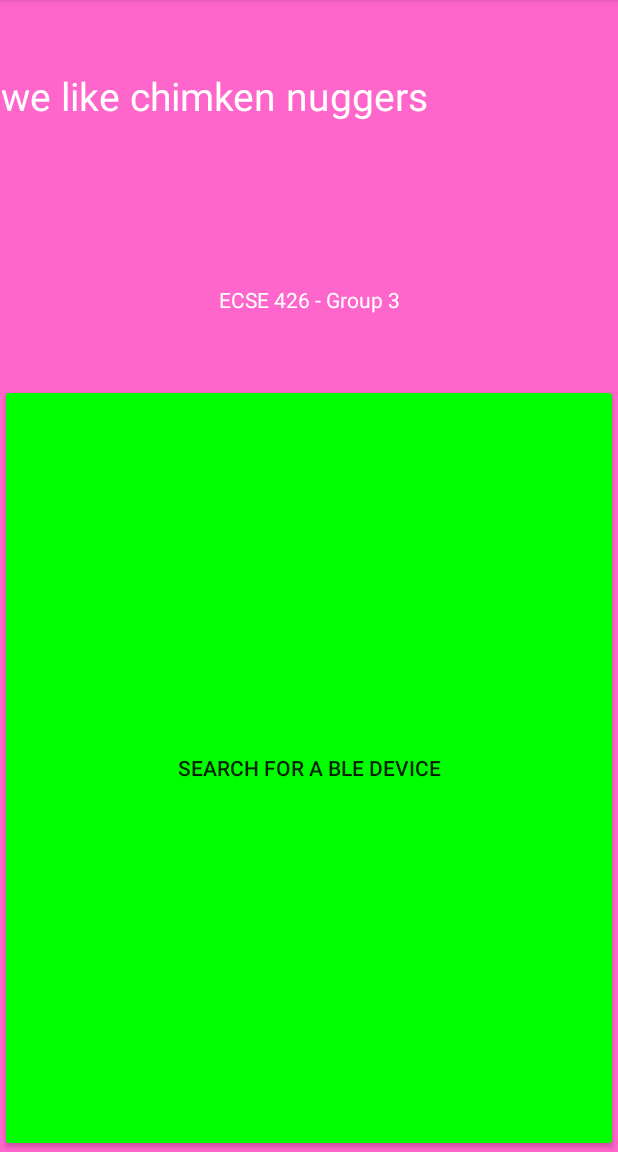
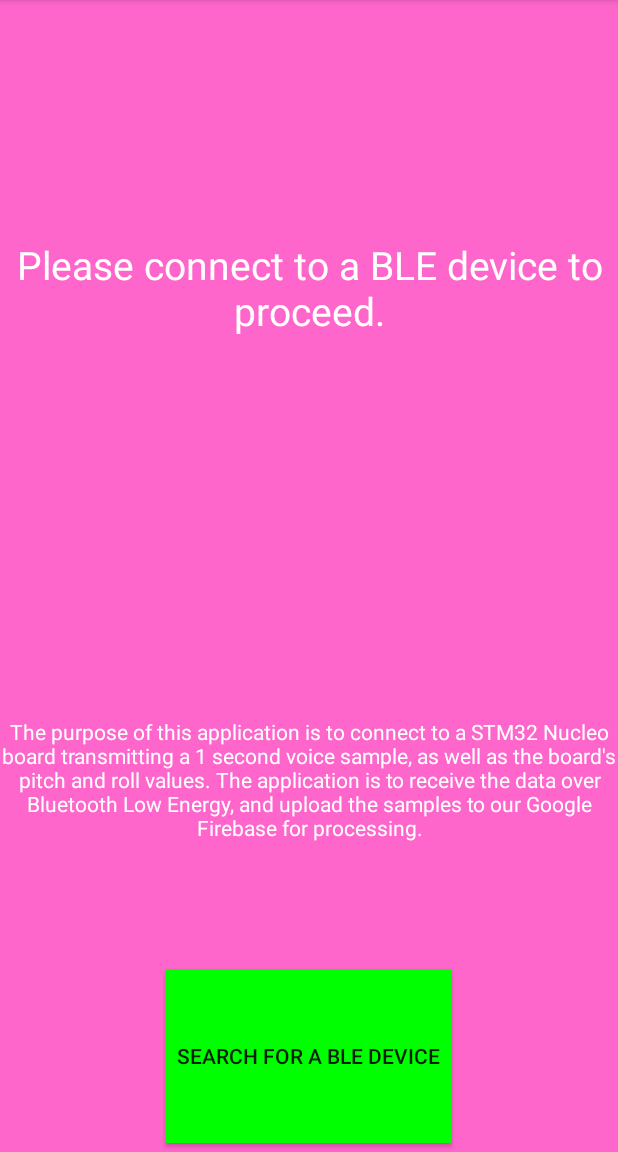
Before and after one commit to malkolmalburquenque/AndroidBLE, an Android app: the MainActivity screen opened directly, with no data from a screen before it, on a phone screen of 412 x 824 dp, the part 84-1236 px from its top. Run offline under Robolectric (Android 15) with nearby library versions, the phone set to English and light mode, and no system bars; 1 statement that could not run was skipped.

Commit message:
Version 2.0

```diff
--- a/SpeechBLE/app/src/main/java/com/group3/ecse426/speechble/Success.java
+++ b/SpeechBLE/app/src/main/java/com/group3/ecse426/speechble/Success.java
@@ -13,6 +13,7 @@ public class Success extends AppCompatActivity {
     protected void onCreate(Bundle savedInstanceState) {
         super.onCreate(savedInstanceState);
         setContentView(R.layout.activity_success);
+        //Show an image to display that firebase upload was successful
 
     }
 
--- a/SpeechBLE/app/src/main/res/layout/activity_bleconnect.xml
+++ b/SpeechBLE/app/src/main/res/layout/activity_bleconnect.xml
@@ -68,7 +68,7 @@
             android:layout_height="wrap_content"
             android:layout_weight="1"
             android:textColor="@color/colorBackground"
-            android:text="ayy"/>
+            android:text=""/>
 
         <TextView
             android:id="@+id/miccomplete"
@@ -76,7 +76,7 @@
             android:layout_height="wrap_content"
             android:layout_weight="1"
             android:textColor="@color/colorLime"
-            android:text="lmao"/>
+            android:text=""/>
     </LinearLayout>
 
 
--- a/SpeechBLE/app/src/main/res/layout/activity_main.xml
+++ b/SpeechBLE/app/src/main/res/layout/activity_main.xml
@@ -15,10 +15,11 @@
         android:text="@string/main_activity_title"
         android:textColor="@color/colorWhite"
         android:textSize="26dp"
-        android:layout_weight="1"
+        android:layout_weight="3"
         app:layout_constraintBottom_toBottomOf="parent"
         app:layout_constraintLeft_toLeftOf="parent"
         app:layout_constraintRight_toRightOf="parent"
+        android:layout_gravity="center"
         android:gravity="center"
         app:layout_constraintTop_toTopOf="parent"/>
 
@@ -27,7 +28,7 @@
         android:layout_height="0dp"
         android:text="@string/main_activity_message"
         android:textColor="@color/colorWhite"
-        android:layout_weight="1"
+        android:layout_weight="2"
         android:paddingTop="15dp"
         android:gravity="center"
         app:layout_constraintBottom_toBottomOf="parent"
@@ -37,11 +38,12 @@
 
     <Button
         android:id="@+id/ble_search"
-        android:layout_width="match_parent"
+        android:layout_width="wrap_content"
         android:layout_height="0dp"
-        android:layout_weight="4"
+        android:layout_weight="1"
         android:backgroundTint="@color/colorLime"
         android:gravity="center"
+        android:layout_gravity="center"
         android:text="@string/ble_search"/>
 
 
--- a/SpeechBLE/app/src/main/res/values/strings.xml
+++ b/SpeechBLE/app/src/main/res/values/strings.xml
@@ -1,8 +1,8 @@
 <resources>
     <string name="app_name">SpeechBLE</string>
     <string name="ble_not_supported">BLE not supported on this device.</string>
-    <string name="main_activity_title">we like chimken nuggers</string>
-    <string name="main_activity_message">ECSE 426 - Group 3</string>
+    <string name="main_activity_title">Please connect to a BLE device to proceed.</string>
+    <string name="main_activity_message">The purpose of this application is to connect to a STM32 Nucleo board transmitting a 1 second voice sample, as well as the board\'s pitch and roll values. The application is to receive the data over Bluetooth Low Energy, and upload the samples to our Google Firebase for processing.</string>
     <string name="ble_search">Search for a BLE device</string>
     <string name="ble_searching">Searching for a BLE device...</string>
     <string name="title_activity_device_connected">DeviceConnected</string>
```
Also changed, not shown: SpeechBLE/app/src/main/java/com/group3/ecse426/speechble/BLEConnect.java (+37 -158 lines), SpeechBLE/app/src/main/java/com/group3/ecse426/speechble/DeviceScanActivity.java (+4 -17 lines), SpeechBLE/app/src/main/java/com/group3/ecse426/speechble/MainActivity.java (+0 -27 lines), SpeechBLE/app/src/main/java/com/group3/ecse426/speechble/BLEService.java (added).
